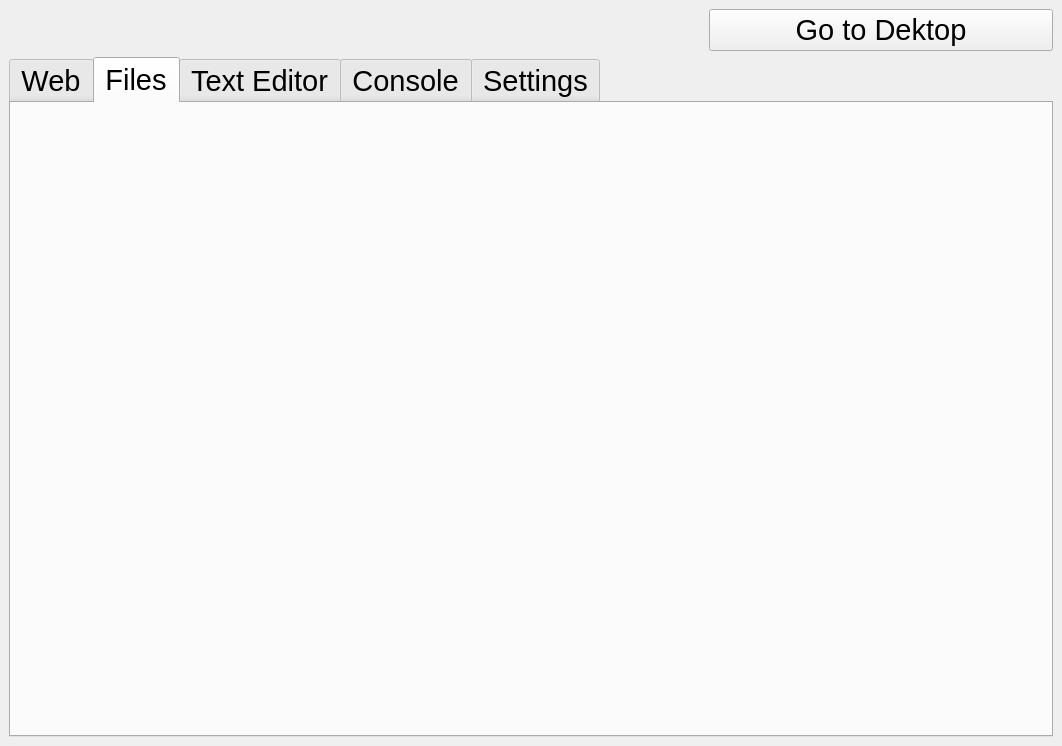
Above: src/main/python/ui_uics/Ui_MainWindow.ui from wxmanager/netbook before the change. Below: the same form after it.
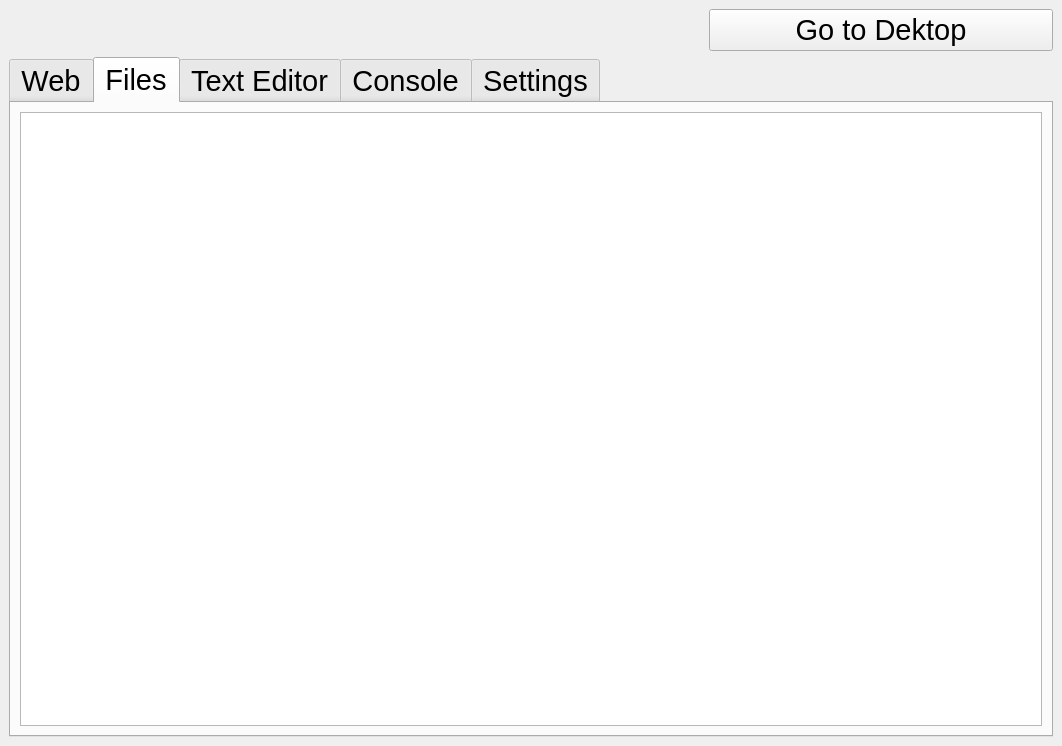
That is the form after the change. The open tabs and pages were chosen to show the change.

Patch:
```diff
--- a/src/main/python/ui_uics/Ui_MainWindow.ui
+++ b/src/main/python/ui_uics/Ui_MainWindow.ui
@@ -151,7 +151,11 @@
        </attribute>
        <layout class="QHBoxLayout" name="horizontalLayout_3">
         <item>
-         <layout class="QHBoxLayout" name="horizontalLayout_2"/>
+         <layout class="QHBoxLayout" name="horizontalLayout_2">
+          <item>
+           <widget class="QTreeView" name="treeView"/>
+          </item>
+         </layout>
         </item>
        </layout>
       </widget>
```
